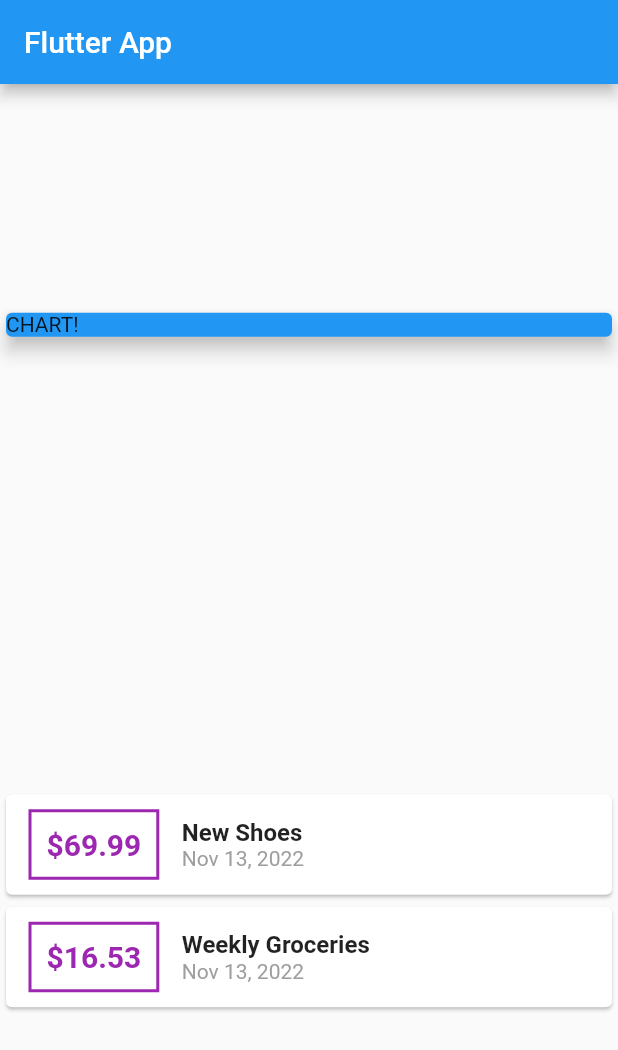
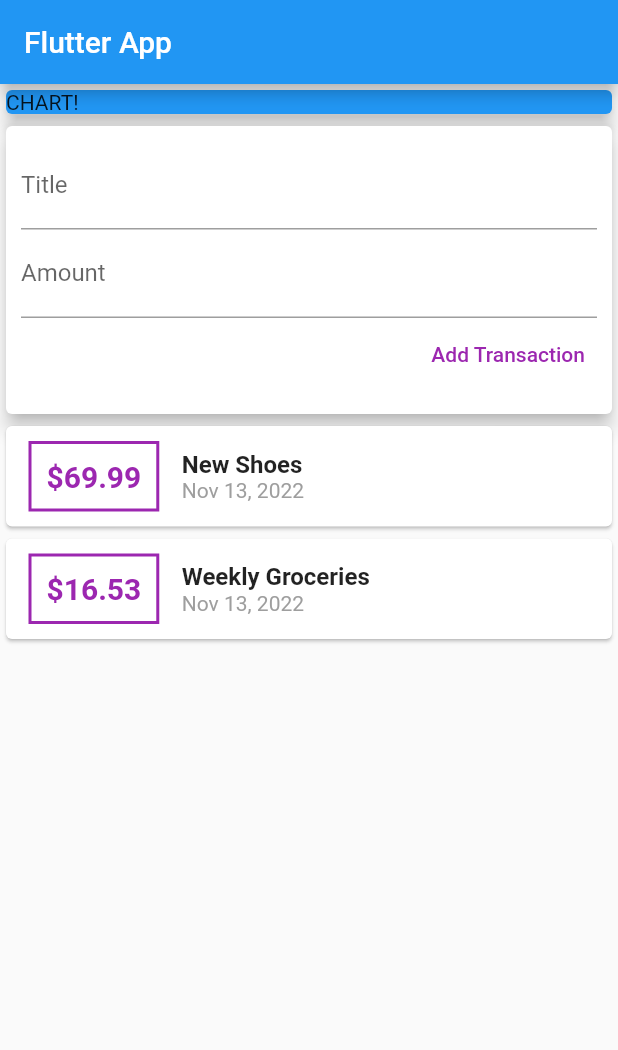
Before and after one commit to Mona-Mouawad/Reals-App, a Flutter app: the screen it shows after launch, on a phone screen of 412 x 824 dp. Shown: the top 1050 px of the screen. Run offline on Flutter 3.47's test engine with Material 2 defaults, Android fonts, the phone set to English and light mode, and no system bars.

Commit message:
first Commit

```diff
--- a/lib/main.dart
+++ b/lib/main.dart
@@ -4,6 +4,7 @@ import 'package:real_app/resources/strings_manager.dart';
 import 'package:real_app/resources/values_manager.dart';
 import 'package:real_app/models/transaction.dart';
 import 'package:real_app/widgets/transaction_list.dart';
+import 'package:real_app/widgets/userTransactions.dart';
 
 void main() {
   runApp(MyApp());
@@ -20,16 +21,6 @@ class MyApp extends StatelessWidget {
 }
 
 class MyHomePage extends StatelessWidget {
-  final List<Transaction> transactions = [
-    Transaction(
-        id: 't1', title: 'New Shoes', amount: 69.99, date: DateTime.now()),
-    Transaction(
-      id: 't2',
-      title: 'Weekly Groceries',
-      amount: 16.53,
-      date: DateTime.now(),
-    ),
-  ];
 
   @override
   Widget build(BuildContext context) {
@@ -37,8 +28,9 @@ class MyHomePage extends StatelessWidget {
       appBar: AppBar(
         title: Text(AppStrings.Flutter_App),
       ),
-      body: Column(
-        mainAxisAlignment: MainAxisAlignment.spaceAround,
+      body: SingleChildScrollView(
+        child: Column(
+          mainAxisAlignment: MainAxisAlignment.start,
           crossAxisAlignment: CrossAxisAlignment.stretch,
           children: <Widget>[
             Container(
@@ -49,8 +41,9 @@ class MyHomePage extends StatelessWidget {
                 elevation: AppSize.s5,
               ),
             ),
-          TransactionList(transactions),
+            UserTransactions(),
           ],
+        ),
       ),
     );
   }
--- a/lib/resources/values_manager.dart
+++ b/lib/resources/values_manager.dart
@@ -47,5 +47,6 @@ class AppSize {
   static const double s140 = 140.0;
   static const double s160 = 160.0;
   static const double s190 = 190.0;
+  static const double s200 = 200.0;
   static const double s250 = 250.0;
 }
--- a/lib/widgets/newTransaction.dart
+++ b/lib/widgets/newTransaction.dart
@@ -11,7 +11,9 @@ class NewTransaction extends StatelessWidget {
 
   @override
   Widget build(BuildContext context) {
-    return Card(
+    return SizedBox(
+      height: AppSize.s200,
+      child: Card(
         elevation: AppSize.s5,
         child: Padding(
           padding: EdgeInsets.all(AppPadding.p10),
@@ -39,6 +41,7 @@ class NewTransaction extends StatelessWidget {
             ],
           ),
         ),
+      ),
     );
   }
 }
--- a/lib/widgets/transaction_list.dart
+++ b/lib/widgets/transaction_list.dart
@@ -10,8 +10,11 @@ class TransactionList   extends StatelessWidget {
 
   @override
   Widget build(BuildContext context) {
-    return  Column(
-      children: transactions.map((tx) {
+    return  Container(
+      height: MediaQuery.of(context).size.height - AppSize.s250,
+      child: ListView.builder(
+        itemCount:transactions.length ,
+        itemBuilder:(context, index) {
           return Card(
             child: Row(
               children: [
@@ -24,7 +27,7 @@ class TransactionList   extends StatelessWidget {
                   ),
                   padding: EdgeInsets.all(AppPadding.p10),
                   child: Text(
-                  '\$${tx.amount}',
+                    '\$${transactions[index].amount}',
                     style: TextStyle(fontWeight: FontWeight.bold,
                         fontSize: AppSize.s20,
                         color: ColorManager.purple),),
@@ -33,14 +36,14 @@ class TransactionList   extends StatelessWidget {
                   crossAxisAlignment: CrossAxisAlignment.start,
                   children: [
                     Text(
-                    tx.title,
+                      transactions[index].title,
                       style: TextStyle(
                         fontSize: 16,
                         fontWeight: FontWeight.bold,
                       ),
                     ),
                     Text(
-                    DateFormat.yMMMd().format(tx.date),
+                      DateFormat.yMMMd().format(transactions[index].date),
                       style: TextStyle(
                         color: Colors.grey,
                       ),
@@ -50,7 +53,7 @@ class TransactionList   extends StatelessWidget {
               ],
             ),
           );
-      }).toList(),
-    );
+        }),
+    ) ;
   }
 }
--- a/lib/widgets/userTransactions.dart
+++ b/lib/widgets/userTransactions.dart
@@ -1,5 +1,7 @@
-
 import 'package:flutter/material.dart';
+import 'package:real_app/models/transaction.dart';
+import 'package:real_app/widgets/newTransaction.dart';
+import 'package:real_app/widgets/transaction_list.dart';
 
 class UserTransactions extends StatefulWidget {
   const UserTransactions({Key? key}) : super(key: key);
@@ -9,8 +11,33 @@ class UserTransactions extends StatefulWidget {
 }
 
 class _UserTransactionsState extends State<UserTransactions> {
+  final List<Transaction> _userTransactions = [
+    Transaction(
+        id: 't1', title: 'New Shoes', amount: 69.99, date: DateTime.now()),
+    Transaction(
+      id: 't2',
+      title: 'Weekly Groceries',
+      amount: 16.53,
+      date: DateTime.now(),
+    ),
+  ];
+
+  void _addNewTransaction(String txTitle, double txAmount) {
+    final newTX = Transaction(
+        id: DateTime.now().toString(),
+        title: txTitle,
+        amount: txAmount,
+        date: DateTime.now());
+    setState(() {
+      _userTransactions.add(newTX);
+    });
+  }
+
   @override
   Widget build(BuildContext context) {
-    return Container();
+    return Column(children: [
+      NewTransaction(_addNewTransaction),
+      TransactionList(_userTransactions),
+    ],);
   }
 }
```
Lines whose indentation alone changed are shown as unchanged.
